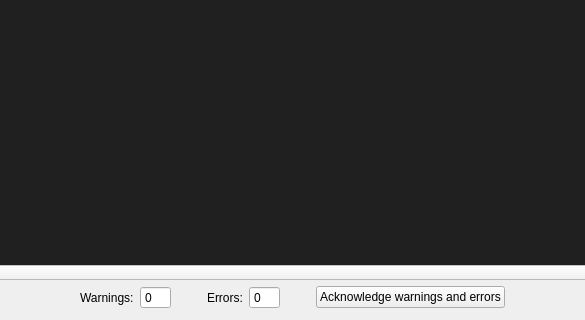
Old version of the form guis/ui/logs.ui in the repository janis-hag/kalao-ics; both pictures show x 233 to 818 and y 444 to 764 of the 1256 by 764 pixel window.
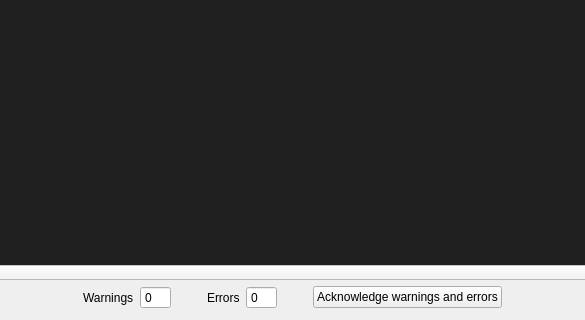
New version of the form.

```diff
--- a/guis/ui/logs.ui
+++ b/guis/ui/logs.ui
@@ -196,7 +196,7 @@
      <item>
       <widget class="QLabel" name="warnings_label">
        <property name="text">
-        <string>Warnings:</string>
+        <string>Warnings</string>
        </property>
       </widget>
      </item>
@@ -232,7 +232,7 @@
      <item>
       <widget class="QLabel" name="errors_label">
        <property name="text">
-        <string>Errors:</string>
+        <string>Errors</string>
        </property>
       </widget>
      </item>
```
